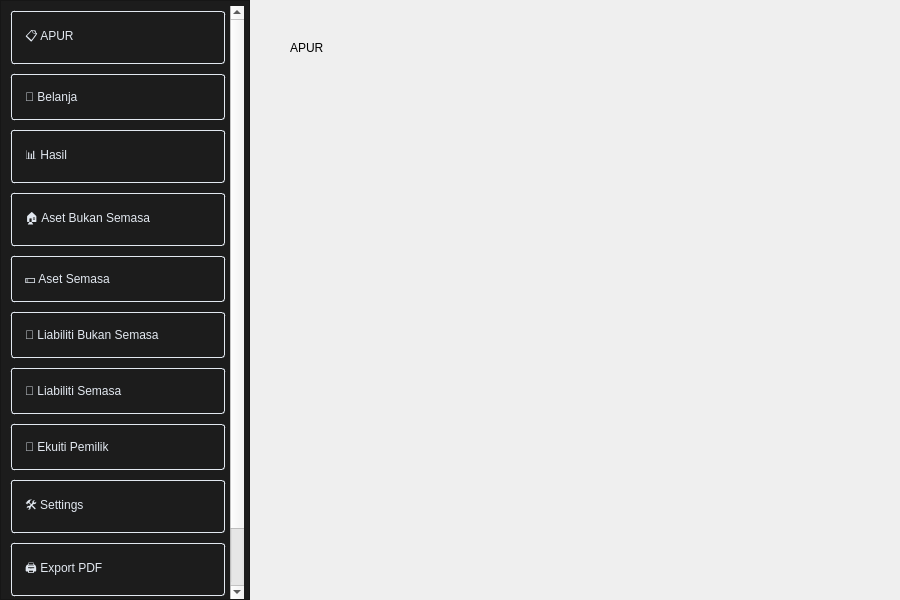
The window that src/mainwindow.ui (JuneMinazuki/auto-penyata) describes before a commit, drawn with Qt 5.
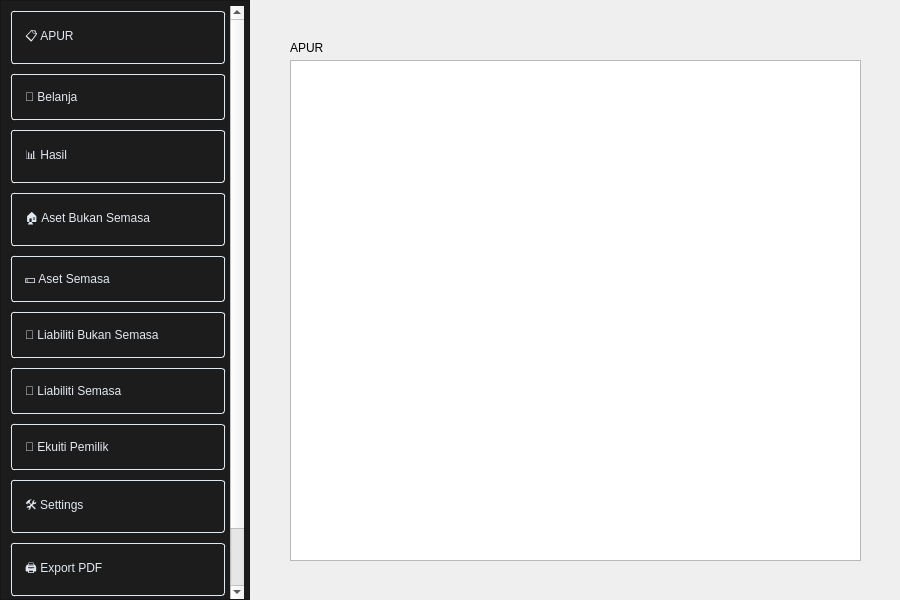
The same window after the commit. The open tabs and pages were chosen to show the change.

Diff of the .ui file:
```diff
--- a/src/mainwindow.ui
+++ b/src/mainwindow.ui
@@ -154,6 +154,16 @@
        <string>APUR</string>
       </property>
      </widget>
+     <widget class="QTableView" name="SQLTableView">
+      <property name="geometry">
+       <rect>
+        <x>40</x>
+        <y>60</y>
+        <width>571</width>
+        <height>501</height>
+       </rect>
+      </property>
+     </widget>
     </widget>
     <widget class="QWidget" name="Belanja">
      <widget class="QLabel" name="label_2">
```
Left out of the diff: 2 changed lines with no effect on the pictures.
